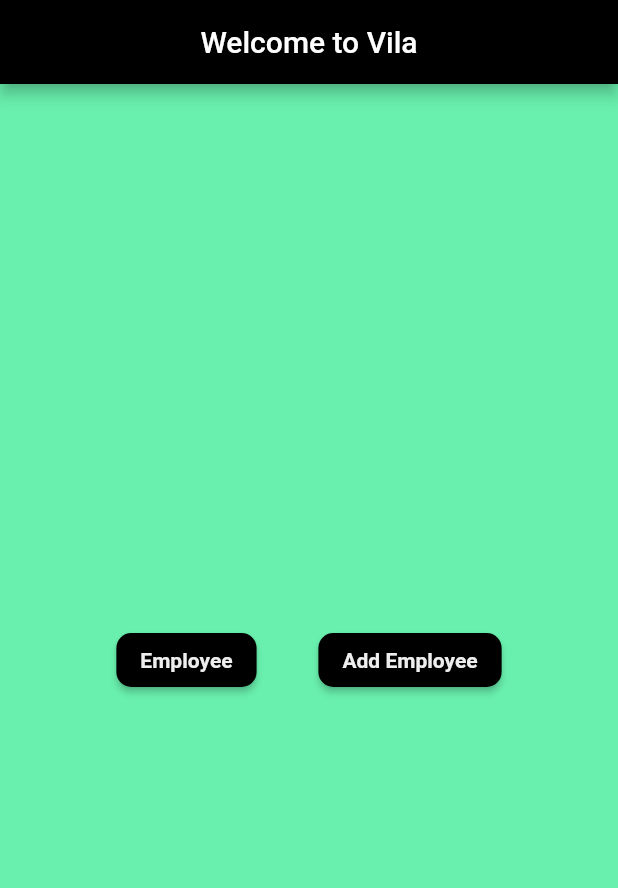
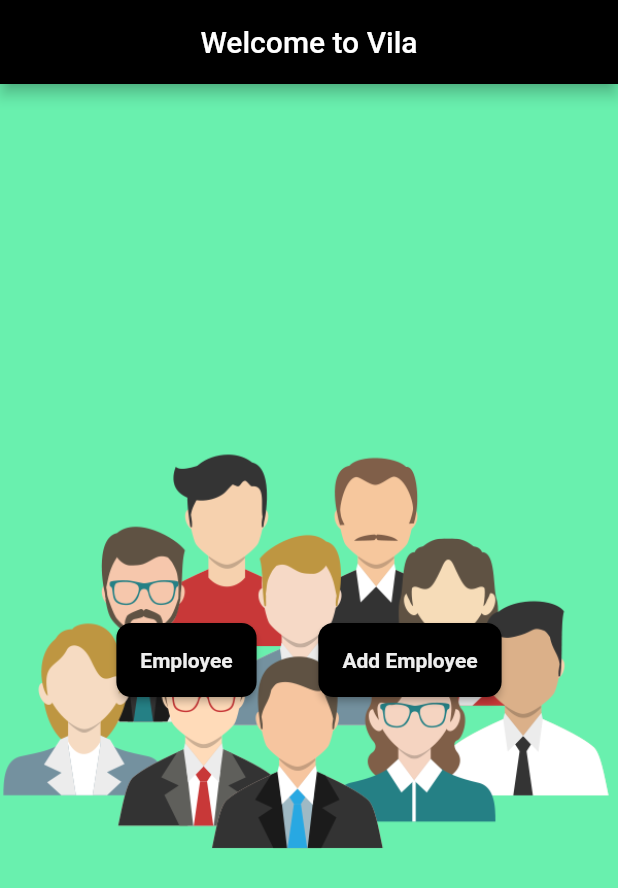
Before and after one commit to NextIshwar/Geeks, a Flutter app: the screen it shows after launch, on a phone screen of 412 x 824 dp. Shown: the top 888 px of the screen. Run offline on Flutter 3.47's test engine with Material 2 defaults, Android fonts, the phone set to English and light mode, and no system bars; our stand-ins replace equatable, flutter_bloc; missing offline and left inert: requests; generated files the repository leaves out were written again.

```diff
--- a/GeeksVila/lib/main.dart
+++ b/GeeksVila/lib/main.dart
@@ -32,12 +32,16 @@ class Vila extends StatelessWidget {
     return Container(
       height: height,
       width: width,
+      decoration: BoxDecoration(
           color: Colors.greenAccent,
+          image: DecorationImage(image: AssetImage("images/Employee.png"))),
       alignment: Alignment.center,
       child: Row(
         mainAxisAlignment: MainAxisAlignment.center,
         children: [
-          RaisedButton(
+          Container(
+            height: height * 0.06,
+            child: RaisedButton(
               shape: RoundedRectangleBorder(
                 borderRadius: BorderRadius.circular(10),
               ),
@@ -60,10 +64,13 @@ class Vila extends StatelessWidget {
               ),
               color: Colors.black,
             ),
+          ),
           SizedBox(
             width: width * 0.1,
           ),
-          RaisedButton(
+          Container(
+            height: height * 0.06,
+            child: RaisedButton(
               shape: RoundedRectangleBorder(
                 borderRadius: BorderRadius.circular(10),
               ),
@@ -72,7 +79,8 @@ class Vila extends StatelessWidget {
                   context,
                   MaterialPageRoute(
                     builder: (context) => BlocProvider(
-                      create: (_) => EmployeeBloc(), child: AddEmployeePage()),
+                        create: (_) => EmployeeBloc(),
+                        child: AddEmployeePage()),
                   ),
                 );
               },
@@ -82,6 +90,7 @@ class Vila extends StatelessWidget {
                     color: Colors.grey[200], fontWeight: FontWeight.w700),
               ),
               color: Colors.black,
+            ),
           )
         ],
       ),
--- a/GeeksVila/pubspec.yaml
+++ b/GeeksVila/pubspec.yaml
@@ -43,6 +43,8 @@ dev_dependencies:
 
 # The following section is specific to Flutter.
 flutter:
+  assets:
+    - images/
 
   # The following line ensures that the Material Icons font is
   # included with your application, so that you can use the icons in
```
Also changed, not shown: GeeksVila/lib/employee/add_employee_page.dart (+19 -5 lines), GeeksVila/lib/employee/employee_page.dart (+10 -7 lines), GeeksVila/images/Employee.png (added). Lines whose indentation alone changed are shown as unchanged.
